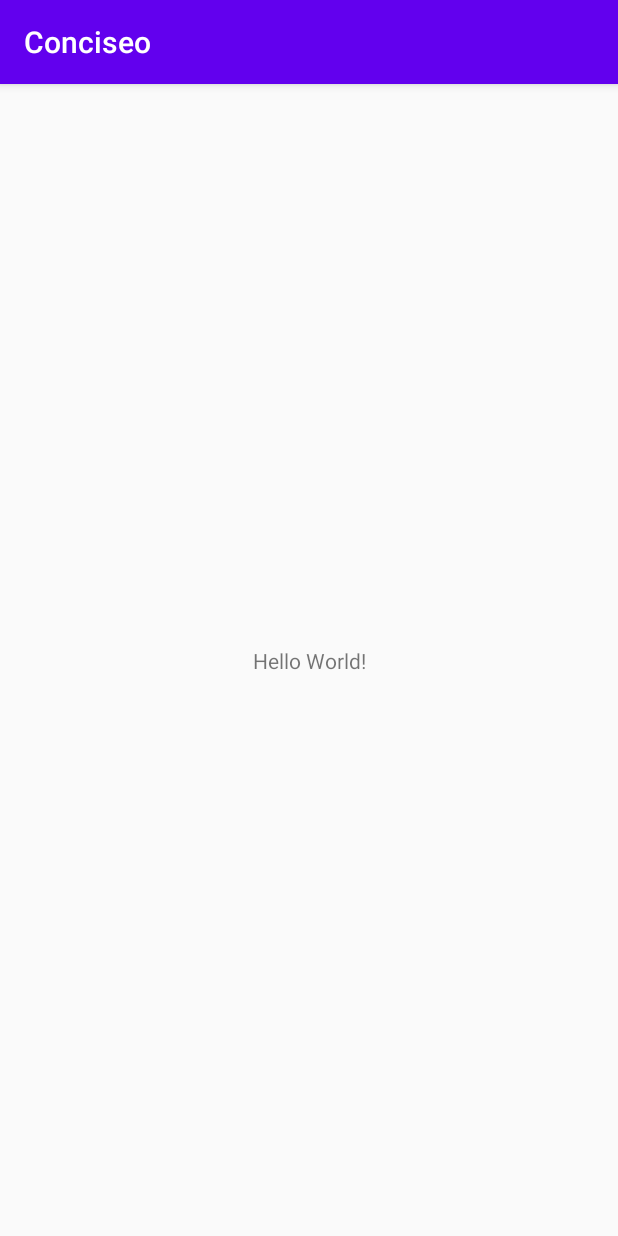
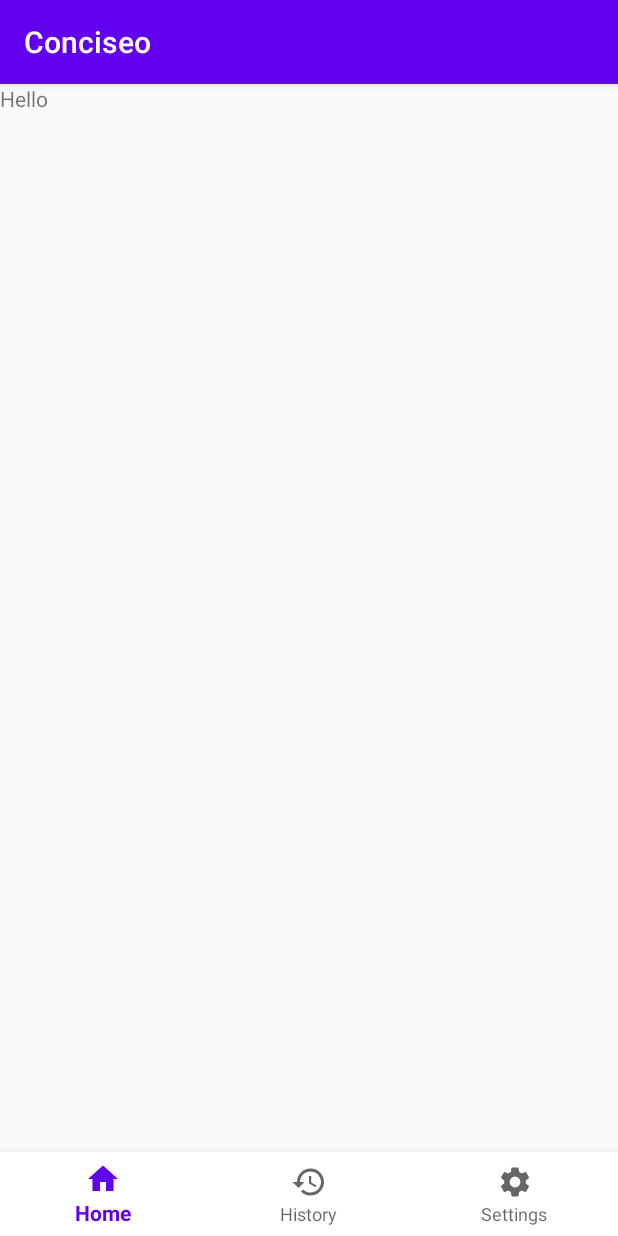
Before and after one commit to DarthBenro008/Conciseo, an Android app: the screen it shows after launch (MainActivity), on a phone screen of 412 x 824 dp. Run offline under Robolectric (Android 15) with nearby library versions, the phone set to English and light mode, and no system bars; our stand-ins replace navigation-ui.

Commit message:
Added bottom navigation bar

```diff
--- a/app/build.gradle
+++ b/app/build.gradle
@@ -44,6 +44,10 @@ dependencies {
     implementation 'androidx.lifecycle:lifecycle-viewmodel-ktx:2.2.0'
     kapt "androidx.lifecycle:lifecycle-common-java8:$lifecycle_version"
 
+    //Navigation Component
+    implementation "androidx.navigation:navigation-fragment-ktx:$nav_version"
+    implementation "androidx.navigation:navigation-ui-ktx:$nav_version"
+
     //Kodein
     implementation "org.kodein.di:kodein-di-generic-jvm:$kodein_version"
     implementation "org.kodein.di:kodein-di-framework-android-x:$kodein_version"
--- a/app/src/main/java/com/benrostudios/conciseo/ui/MainActivity.kt
+++ b/app/src/main/java/com/benrostudios/conciseo/ui/MainActivity.kt
@@ -2,12 +2,20 @@ package com.benrostudios.conciseo.ui
 
 import androidx.appcompat.app.AppCompatActivity
 import android.os.Bundle
+import androidx.navigation.NavController
+import androidx.navigation.findNavController
+import androidx.navigation.ui.setupWithNavController
 import com.benrostudios.conciseo.R
+import kotlinx.android.synthetic.main.activity_main.*
 
 class MainActivity : AppCompatActivity() {
+
+    private lateinit var navController: NavController
 
     override fun onCreate(savedInstanceState: Bundle?) {
         super.onCreate(savedInstanceState)
         setContentView(R.layout.activity_main)
+        navController = findNavController(R.id.nav_host_fragment_main_activity)
+        bottom_navigation_view_main_activity.setupWithNavController(navController)
     }
 }
--- /dev/null
+++ b/app/src/main/res/drawable/ic_history_black_24dp.xml
@@ -0,0 +1,9 @@
+<vector xmlns:android="http://schemas.android.com/apk/res/android"
+        android:width="24dp"
+        android:height="24dp"
+        android:viewportWidth="24.0"
+        android:viewportHeight="24.0">
+    <path
+        android:fillColor="#FF000000"
+        android:pathData="M13,3c-4.97,0 -9,4.03 -9,9L1,12l3.89,3.89 0.07,0.14L9,12L6,12c0,-3.87 3.13,-7 7,-7s7,3.13 7,7 -3.13,7 -7,7c-1.93,0 -3.68,-0.79 -4.94,-2.06l-1.42,1.42C8.27,19.99 10.51,21 13,21c4.97,0 9,-4.03 9,-9s-4.03,-9 -9,-9zM12,8v5l4.28,2.54 0.72,-1.21 -3.5,-2.08L13.5,8L12,8z"/>
+</vector>
--- /dev/null
+++ b/app/src/main/res/drawable/ic_home_black_24dp.xml
@@ -0,0 +1,9 @@
+<vector xmlns:android="http://schemas.android.com/apk/res/android"
+        android:width="24dp"
+        android:height="24dp"
+        android:viewportWidth="24.0"
+        android:viewportHeight="24.0">
+    <path
+        android:fillColor="#FF000000"
+        android:pathData="M10,20v-6h4v6h5v-8h3L12,3 2,12h3v8z"/>
+</vector>
--- /dev/null
+++ b/app/src/main/res/drawable/ic_settings_black_24dp.xml
@@ -0,0 +1,9 @@
+<vector xmlns:android="http://schemas.android.com/apk/res/android"
+        android:width="24dp"
+        android:height="24dp"
+        android:viewportWidth="24"
+        android:viewportHeight="24">
+    <path
+        android:fillColor="#FF000000"
+        android:pathData="M19.1,12.9a2.8,2.8 0,0 0,0.1 -0.9,2.8 2.8,0 0,0 -0.1,-0.9l2.1,-1.6a0.7,0.7 0,0 0,0.1 -0.6L19.4,5.5a0.7,0.7 0,0 0,-0.6 -0.2l-2.4,1a6.5,6.5 0,0 0,-1.6 -0.9l-0.4,-2.6a0.5,0.5 0,0 0,-0.5 -0.4H10.1a0.5,0.5 0,0 0,-0.5 0.4L9.3,5.4a5.6,5.6 0,0 0,-1.7 0.9l-2.4,-1a0.4,0.4 0,0 0,-0.5 0.2l-2,3.4c-0.1,0.2 0,0.4 0.2,0.6l2,1.6a2.8,2.8 0,0 0,-0.1 0.9,2.8 2.8,0 0,0 0.1,0.9L2.8,14.5a0.7,0.7 0,0 0,-0.1 0.6l1.9,3.4a0.7,0.7 0,0 0,0.6 0.2l2.4,-1a6.5,6.5 0,0 0,1.6 0.9l0.4,2.6a0.5,0.5 0,0 0,0.5 0.4h3.8a0.5,0.5 0,0 0,0.5 -0.4l0.3,-2.6a5.6,5.6 0,0 0,1.7 -0.9l2.4,1a0.4,0.4 0,0 0,0.5 -0.2l2,-3.4c0.1,-0.2 0,-0.4 -0.2,-0.6ZM12,15.6A3.6,3.6 0,1 1,15.6 12,3.6 3.6,0 0,1 12,15.6Z"/>
+</vector>
--- a/app/src/main/res/layout/activity_main.xml
+++ b/app/src/main/res/layout/activity_main.xml
@@ -6,13 +6,27 @@
     android:layout_height="match_parent"
     tools:context=".ui.MainActivity">
 
-    <TextView
-        android:layout_width="wrap_content"
+    <fragment
+        android:id="@+id/nav_host_fragment_main_activity"
+        android:name="androidx.navigation.fragment.NavHostFragment"
+        android:layout_width="0dp"
+        android:layout_height="0dp"
+        app:layout_constraintBottom_toTopOf="@+id/bottom_navigation_view_main_activity"
+        app:layout_constraintEnd_toEndOf="parent"
+        app:layout_constraintStart_toStartOf="parent"
+        app:layout_constraintTop_toTopOf="parent"
+        app:defaultNavHost="true"
+        app:navGraph="@navigation/nav_graph_main"/>
+
+    <com.google.android.material.bottomnavigation.BottomNavigationView
+        android:id="@+id/bottom_navigation_view_main_activity"
+        android:layout_width="match_parent"
         android:layout_height="wrap_content"
-        android:text="Hello World!"
+        android:elevation="2dp"
+        android:background="#FFF"
         app:layout_constraintBottom_toBottomOf="parent"
-        app:layout_constraintLeft_toLeftOf="parent"
-        app:layout_constraintRight_toRightOf="parent"
-        app:layout_constraintTop_toTopOf="parent" />
+        app:layout_constraintEnd_toEndOf="parent"
+        app:layout_constraintStart_toStartOf="parent"
+        app:menu="@menu/bottom_navigation_main"/>
 
 </androidx.constraintlayout.widget.ConstraintLayout>
--- a/app/src/main/res/layout/history_fragment.xml
+++ b/app/src/main/res/layout/history_fragment.xml
@@ -8,6 +8,6 @@
     <TextView
         android:layout_width="match_parent"
         android:layout_height="match_parent"
-        android:text="Hello" />
+        android:text="History" />
 
 </FrameLayout>
--- a/app/src/main/res/layout/settings_fragment.xml
+++ b/app/src/main/res/layout/settings_fragment.xml
@@ -8,6 +8,6 @@
     <TextView
         android:layout_width="match_parent"
         android:layout_height="match_parent"
-        android:text="Hello" />
+        android:text="Settings" />
 
 </FrameLayout>
--- /dev/null
+++ b/app/src/main/res/menu/bottom_navigation_main.xml
@@ -0,0 +1,16 @@
+<?xml version="1.0" encoding="utf-8"?>
+<menu xmlns:android="http://schemas.android.com/apk/res/android">
+    <item
+        android:id="@+id/home"
+        android:icon="@drawable/ic_home_black_24dp"
+        android:title="@string/home_title" />
+    <item
+        android:id="@+id/history"
+        android:icon="@drawable/ic_history_black_24dp"
+        android:title="@string/history_title" />
+    <item
+        android:id="@+id/settings"
+        android:icon="@drawable/ic_settings_black_24dp"
+        android:title="@string/settings_title" />
+
+</menu>
--- /dev/null
+++ b/app/src/main/res/navigation/nav_graph_main.xml
@@ -0,0 +1,22 @@
+<?xml version="1.0" encoding="utf-8"?>
+<navigation xmlns:android="http://schemas.android.com/apk/res/android"
+    xmlns:app="http://schemas.android.com/apk/res-auto"
+    xmlns:tools="http://schemas.android.com/tools"
+    android:id="@+id/nav_graph_main"
+    app:startDestination="@id/home">
+    <fragment
+        android:id="@+id/home"
+        android:name="com.benrostudios.conciseo.ui.home.Home"
+        android:label="home_fragment"
+        tools:layout="@layout/home_fragment" />
+    <fragment
+        android:id="@+id/history"
+        android:name="com.benrostudios.conciseo.ui.history.History"
+        android:label="history_fragment"
+        tools:layout="@layout/history_fragment" />
+    <fragment
+        android:id="@+id/settings"
+        android:name="com.benrostudios.conciseo.ui.settings.Settings"
+        android:label="settings_fragment"
+        tools:layout="@layout/settings_fragment" />
+</navigation>
--- a/app/src/main/res/values/strings.xml
+++ b/app/src/main/res/values/strings.xml
@@ -1,3 +1,7 @@
 <resources>
     <string name="app_name">Conciseo</string>
+    //Bottom Navigation
+    <string name="home_title">Home</string>
+    <string name="history_title">History</string>
+    <string name="settings_title">Settings</string>
 </resources>
--- a/build.gradle
+++ b/build.gradle
@@ -7,6 +7,7 @@ buildscript {
         kodein_version = "6.5.0"
         retrofit_version = "2.7.1"
         room_version = "2.2.5"
+        nav_version ="2.3.0-beta01"
     }
     repositories {
         google()
```
